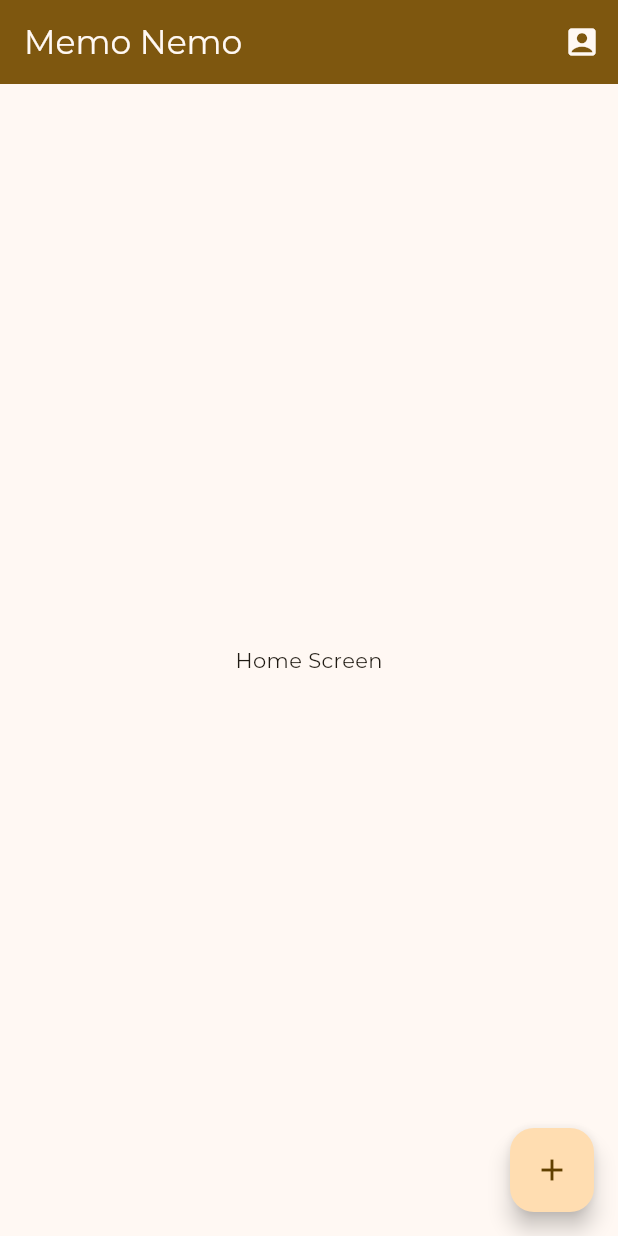
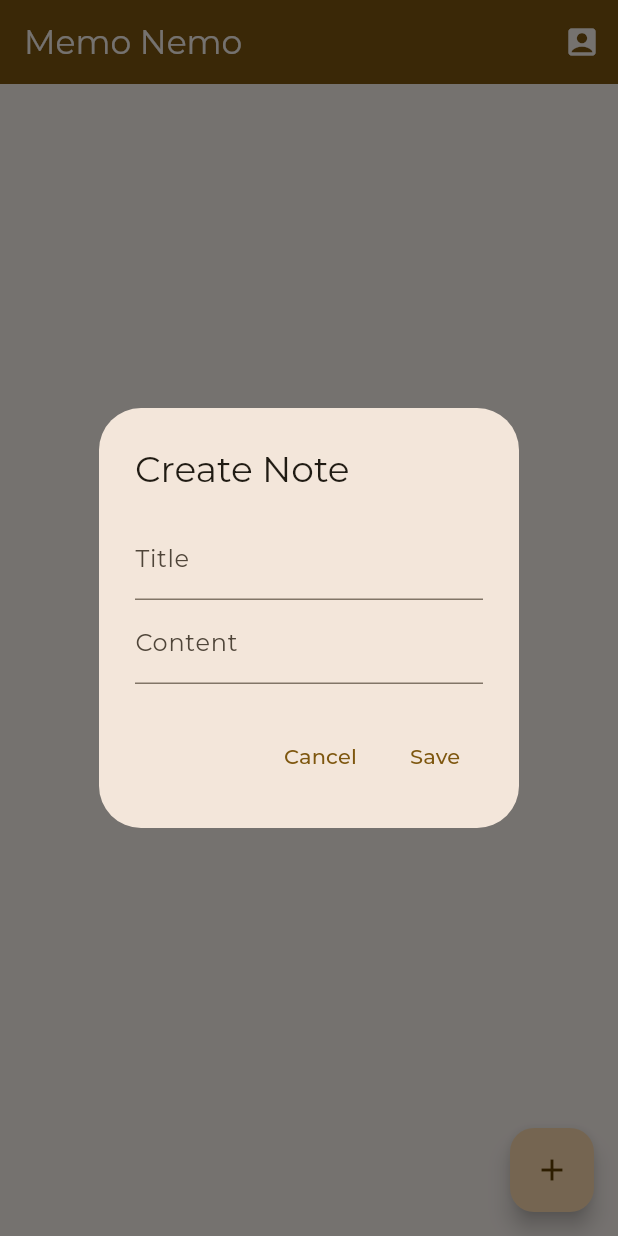
Before and after one commit to ngabroger/MemoNemo, a Flutter app: the HomeScreen screen opened by its route, after a tap on the "add" icon, on a phone screen of 412 x 824 dp. Run offline on Flutter 3.47's test engine with Material 3 defaults, Android fonts, the phone set to English and light mode, and no system bars; our stand-ins replace cloud_firestore, firebase_auth, firebase_core, google_fonts, image_picker; accounts and stored records are empty.

Commit message:
feat : update for CRUD notes

```diff
--- a/lib/main.dart
+++ b/lib/main.dart
@@ -2,12 +2,14 @@ import 'package:firebase_auth/firebase_auth.dart';
 import 'package:firebase_core/firebase_core.dart';
 import 'package:flutter/material.dart';
 import 'package:flutter_intern_challenge/controller/firebase_auth_provider.dart';
+import 'package:flutter_intern_challenge/controller/firebase_notes_provider.dart';
 import 'package:flutter_intern_challenge/firebase_options.dart';
 import 'package:flutter_intern_challenge/screen/home_screen.dart';
 import 'package:flutter_intern_challenge/screen/login_screen.dart';
 import 'package:flutter_intern_challenge/screen/register_screen.dart';
 import 'package:flutter_intern_challenge/screen/user_screen.dart';
 import 'package:flutter_intern_challenge/services/firebase_auth_service.dart';
+import 'package:flutter_intern_challenge/services/firestore_service.dart';
 import 'package:flutter_intern_challenge/static/navigation_route.dart';
 import 'package:flutter_intern_challenge/styles/theme/material_theme.dart';
 import 'package:flutter_intern_challenge/styles/typho/util.dart';
@@ -19,8 +21,12 @@ void main() async {
   final firebaseAuth = FirebaseAuth.instance;
   runApp(MultiProvider(providers: [
     Provider(
+      create: (context) => FirestoreService(),
+    ),
+    Provider(
       create: (context) => FirebaseAuthService(firebaseAuth),
     ),
+    ChangeNotifierProvider(create: (context) => FirebaseNotesProvider()),
     ChangeNotifierProvider(
       create: (context) => FirebaseAuthProvider(
         context.read<FirebaseAuthService>(),
@@ -42,6 +48,7 @@ class MyApp extends StatelessWidget {
     TextTheme textTheme = createTextTheme(context, "Montserrat", "Montserrat");
     final materialTheme = MaterialTheme(textTheme);
     return MaterialApp(
+      debugShowCheckedModeBanner: false,
       title: 'MEMO NEMO',
       theme: materialTheme.light(),
       darkTheme: materialTheme.dark(),
--- a/lib/screen/home_screen.dart
+++ b/lib/screen/home_screen.dart
@@ -1,7 +1,10 @@
 import 'package:flutter/material.dart';
+import 'package:flutter_intern_challenge/controller/firebase_notes_provider.dart';
 import 'package:flutter_intern_challenge/static/navigation_route.dart';
 import 'package:flutter_intern_challenge/styles/theme/material_theme.dart';
 import 'package:flutter_intern_challenge/styles/typho/util.dart';
+import 'package:flutter_intern_challenge/widget/loading_dialog.dart';
+import 'package:provider/provider.dart';
 
 class HomeScreen extends StatefulWidget {
   const HomeScreen({Key? key}) : super(key: key);
@@ -14,6 +17,7 @@ class _HomeScreenState extends State<HomeScreen> {
   @override
   Widget build(BuildContext context) {
     TextTheme textTheme = createTextTheme(context, "Montserrat", "Montserrat");
+    final notesProvider = context.watch<FirebaseNotesProvider>();
     return Scaffold(
       appBar: AppBar(
         automaticallyImplyLeading: false,
@@ -43,13 +47,142 @@ class _HomeScreenState extends State<HomeScreen> {
           ),
         ],
       ),
-      body: Center(
-        child: Text("Home Screen"),
-      ),
+      body: notesProvider.isLoading ?? false
+          ? Center(
+              child: LoadingDialog(),
+            )
+          : ListView.builder(
+              itemBuilder: (context, index) {
+                final note = notesProvider.notes[index];
+                return Dismissible(
+                  key: Key(note.id),
+                  direction: DismissDirection.endToStart,
+                  onDismissed: (direction) {
+                    notesProvider.deleteNotes(note.id);
+                    ScaffoldMessenger.of(context).showSnackBar(
+                      SnackBar(
+                        content: Text("Note Deleted"),
+                      ),
+                    );
+                  },
+                  background: Container(
+                    color: Colors.red,
+                    alignment: Alignment.centerRight,
+                    padding: EdgeInsets.symmetric(horizontal: 20),
+                    child: Icon(Icons.delete, color: Colors.white),
+                  ),
+                  child: GestureDetector(
+                    onTap: () => _showEditNoteDialog(
+                      note.id,
+                      note['title'],
+                      note['content'],
+                    ),
+                    child: ListTile(
+                      title: Text(note['title']),
+                      subtitle: Text(note['content']),
+                    ),
+                  ),
+                );
+              },
+              itemCount: notesProvider.notes.length,
+            ),
       floatingActionButton: FloatingActionButton(
-        onPressed: () {},
+        onPressed: _showCreateNoteDialog,
         child: Icon(Icons.add),
       ),
     );
   }
+
+  void _showEditNoteDialog(String id, String title, String content) {
+    final titleController = TextEditingController(text: title);
+    final contentController = TextEditingController(text: content);
+    final notesProvider = context.read<FirebaseNotesProvider>();
+
+    showDialog(
+      context: context,
+      builder: (context) {
+        return AlertDialog(
+          title: Text("Edit Note"),
+          content: Column(
+            mainAxisSize: MainAxisSize.min,
+            children: [
+              TextField(
+                controller: titleController,
+                decoration: InputDecoration(labelText: "Title"),
+              ),
+              TextField(
+                controller: contentController,
+                decoration: InputDecoration(labelText: "Content"),
+              ),
+            ],
+          ),
+          actions: [
+            TextButton(
+              onPressed: () {
+                Navigator.of(context).pop();
+              },
+              child: Text("Cancel"),
+            ),
+            TextButton(
+              onPressed: () {
+                notesProvider.updateNotes(
+                  id,
+                  titleController.text.trim(),
+                  contentController.text.trim(),
+                );
+                Navigator.of(context).pop();
+              },
+              child: Text("Save"),
+            ),
+          ],
+        );
+      },
+    );
+  }
+
+  void _showCreateNoteDialog() {
+    final titleController = TextEditingController();
+    final contentController = TextEditingController();
+    final notesProvider = context.read<FirebaseNotesProvider>();
+
+    showDialog(
+      context: context,
+      builder: (context) {
+        return AlertDialog(
+          title: Text("Create Note"),
+          content: Column(
+            mainAxisSize: MainAxisSize.min,
+            children: [
+              TextField(
+                controller: titleController,
+                decoration: InputDecoration(labelText: "Title"),
+              ),
+              TextField(
+                controller: contentController,
+                decoration: InputDecoration(labelText: "Content"),
+              ),
+            ],
+          ),
+          actions: [
+            TextButton(
+              onPressed: () {
+                Navigator.of(context).pop();
+              },
+              child: Text("Cancel"),
+            ),
+            TextButton(
+              onPressed: () {
+                notesProvider.createNotes(
+                  titleController.text.trim(),
+                  contentController.text.trim(),
+                );
+                Navigator.of(context).pop();
+              },
+              child: Text("Save"),
+            ),
+          ],
+        );
+      },
+    );
+  }
 }
```
Also changed, not shown: 4 other files.
